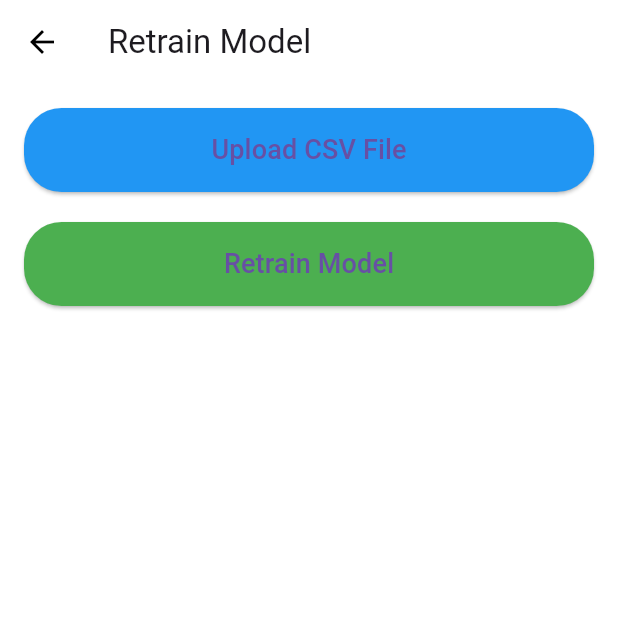
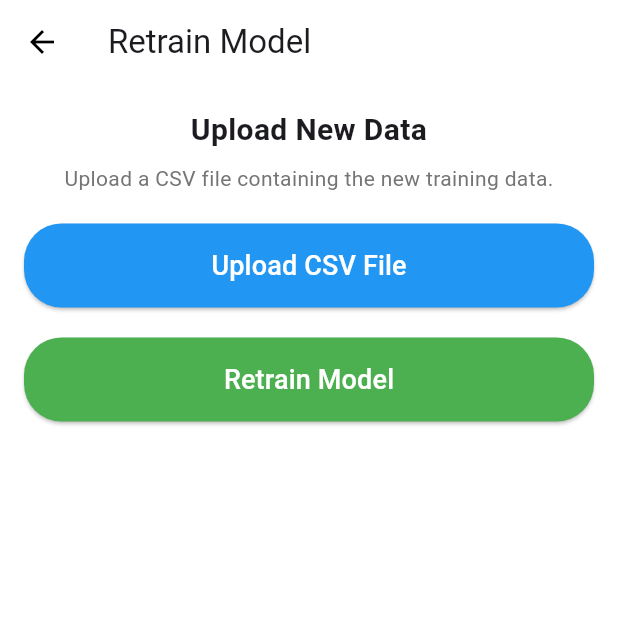
Before and after one commit to Elhameed/Diabetes_Prediction, a Flutter app: the RetrainScreen screen opened by its route, on a phone screen of 412 x 824 dp, the top half of it. Run offline on Flutter 3.47's test engine with Material 3 defaults, Android fonts, the phone set to English and light mode, and no system bars; our stand-ins replace file_picker.

Commit message:
Updated Ui across al screen

```diff
--- a/diabetes_prediction_app/lib/prediction_screen.dart
+++ b/diabetes_prediction_app/lib/prediction_screen.dart
@@ -40,8 +40,15 @@ class _PredictionScreenState extends State<PredictionScreen> {
           "age": double.parse(_ageController.text),
         });
 
+        double predictionProbability = response['prediction_probability'];
+
         setState(() {
-          result = 'Prediction: ${response['prediction']} (Probability: ${response['prediction_probability']})';
+          // Logic for handling different responses based on prediction probability
+          if (predictionProbability > 0.5) {
+            result = 'The model predicts that the patient is likely to have diabetes with ${predictionProbability * 100}% confidence.';
+          } else {
+            result = 'The model predicts that the patient is unlikely to have diabetes with ${predictionProbability * 100}% confidence.';
+          }
         });
       } catch (e) {
         ScaffoldMessenger.of(context).showSnackBar(SnackBar(content: Text('Error: $e')));
@@ -96,7 +103,7 @@ class _PredictionScreenState extends State<PredictionScreen> {
                     padding: EdgeInsets.symmetric(vertical: 15),
                     shape: RoundedRectangleBorder(borderRadius: BorderRadius.circular(30)),
                   ),
-                  child: Text('Make Prediction', style: TextStyle(fontSize: 18)),
+                  child: Text('Make Prediction', style: TextStyle(fontSize: 18, color: Colors.white)),
                 ),
               SizedBox(height: 20),
 
--- a/diabetes_prediction_app/lib/retrain_screen.dart
+++ b/diabetes_prediction_app/lib/retrain_screen.dart
@@ -71,6 +71,18 @@ class _RetrainScreenState extends State<RetrainScreen> {
         padding: const EdgeInsets.all(16.0),
         child: ListView(
           children: [
+            Text(
+                'Upload New Data',
+                textAlign: TextAlign.center,
+                style: TextStyle(fontSize: 20, fontWeight: FontWeight.bold),
+              ),
+              SizedBox(height: 8),
+              Text(
+                'Upload a CSV file containing the new training data.',
+                textAlign: TextAlign.center,
+                style: TextStyle(fontSize: 14, color: Colors.grey[600]),
+              ),
+              SizedBox(height: 20),
             // File upload section
             ElevatedButton(
               style: ElevatedButton.styleFrom(
@@ -81,7 +93,7 @@ class _RetrainScreenState extends State<RetrainScreen> {
                 ),
               ),
               onPressed: _pickFile,
-              child: Text('Upload CSV File', style: TextStyle(fontSize: 18)),
+              child: Text('Upload CSV File', style: TextStyle(fontSize: 18, color: Colors.white)),
             ),
             if (selectedFile != null)
               Padding(
@@ -106,7 +118,7 @@ class _RetrainScreenState extends State<RetrainScreen> {
                   ),
                 ),
                 onPressed: _retrainModel,
-                child: Text('Retrain Model', style: TextStyle(fontSize: 18)),
+                child: Text('Retrain Model', style: TextStyle(fontSize: 18, color: Colors.white)),
               ),
             SizedBox(height: 20),
 
@@ -141,7 +153,13 @@ class _RetrainScreenState extends State<RetrainScreen> {
                           // Opens the download URL in the browser
                           launchUrl(Uri.parse(downloadUrl!));
                         },
-                        child: Text('Download Retrained Model', style: TextStyle(fontSize: 18)),
+                        child: Padding(
+                          padding: EdgeInsets.symmetric(horizontal: 20), // Add horizontal padding here
+                          child: Text(
+                            'Download Retrained Model',
+                            style: TextStyle(fontSize: 18, color: Colors.white),
+                          ),
+                        ),
                       ),
                   ],
                 ),
```
